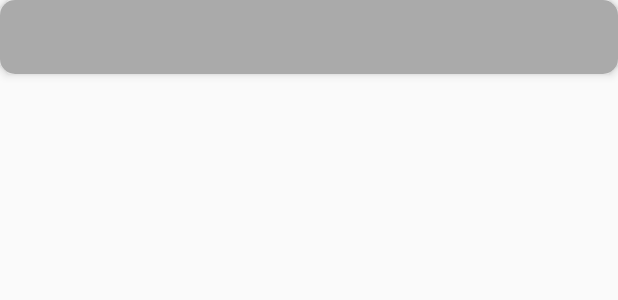
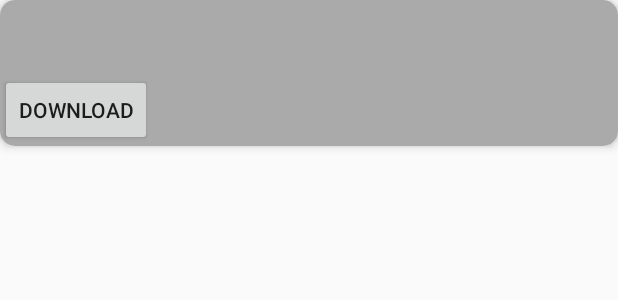
Before and after one commit to nell-studios/Pi, an Android app: the layout video_item_view.xml on its own in the app's theme, with its tools: preview values and no code run, on a phone screen of 412 x 824 dp. Shown: the top 300 px of the screen. Run offline under Robolectric (Android 15) with nearby library versions, the phone set to English and light mode, and no system bars.

Commit message:
added files

```diff
--- a/app/src/main/AndroidManifest.xml
+++ b/app/src/main/AndroidManifest.xml
@@ -4,6 +4,7 @@
 
     <uses-permission android:name="android.permission.INTERNET" />
     <uses-permission android:name="android.permission.READ_EXTERNAL_STORAGE" />
+    <uses-permission android:name="android.permission.WRITE_EXTERNAL_STORAGE" />
 
     <application
         android:name=".PiApplication"
--- a/app/src/main/java/nellStudios/tech/pi/ui/fragments/Main/SearchFragment.kt
+++ b/app/src/main/java/nellStudios/tech/pi/ui/fragments/Main/SearchFragment.kt
@@ -72,7 +72,7 @@ class SearchFragment: MainBaseFragment() {
             val bundle = Bundle().apply {
                 putSerializable("topic", it)
             }
-            findNavController().navigate(R.id.action_searchFragment_to_topicDetailFragment)
+            findNavController().navigate(R.id.action_searchFragment_to_topicDetailFragment, bundle)
         }
         searchRecyclerView.apply {
             layoutManager = LinearLayoutManager(requireContext(), RecyclerView.VERTICAL, false)
--- a/app/src/main/res/layout/video_item_view.xml
+++ b/app/src/main/res/layout/video_item_view.xml
@@ -15,17 +15,17 @@
         app:cardCornerRadius="10dp"
         >
 
-        <FrameLayout
+        <LinearLayout
             android:layout_height="match_parent"
             android:layout_width="match_parent"
             android:background="@android:color/darker_gray"
+            android:orientation="vertical"
             >
             <ImageView
                 android:layout_height="wrap_content"
                 android:layout_width="match_parent"
                 android:id="@+id/thumbnailImage"
                 />
-
             <LinearLayout
                 android:layout_height="wrap_content"
                 android:layout_width="wrap_content"
@@ -46,8 +46,15 @@
                     android:id="@+id/videoDescription"
                     style="@style/HeaderTextStyle"
                     />
+                <Button
+                    android:id="@+id/downloadVideo"
+                    android:layout_height="wrap_content"
+                    android:layout_width="wrap_content"
+                    android:text="Download"
+                    android:layout_gravity="bottom"
+                    />
             </LinearLayout>
-        </FrameLayout>
+        </LinearLayout>
 
     </androidx.cardview.widget.CardView>
 
```
Also changed, not shown: app/src/main/java/nellStudios/tech/pi/repositories/DownloadRepository.kt (added, +31 -0 lines), app/src/main/java/nellStudios/tech/pi/ui/adapters/TopicDetailsAdapter.kt (+10 -0 lines), app/src/main/java/nellStudios/tech/pi/ui/fragments/Main/TopicDetailFragment.kt (+14 -1 lines), app/src/main/java/nellStudios/tech/pi/viewmodels/DownloadViewModel.kt (added, +19 -0 lines), app/src/main/java/nellStudios/tech/pi/work/DownloadManager.kt (added, +22 -0 lines).
